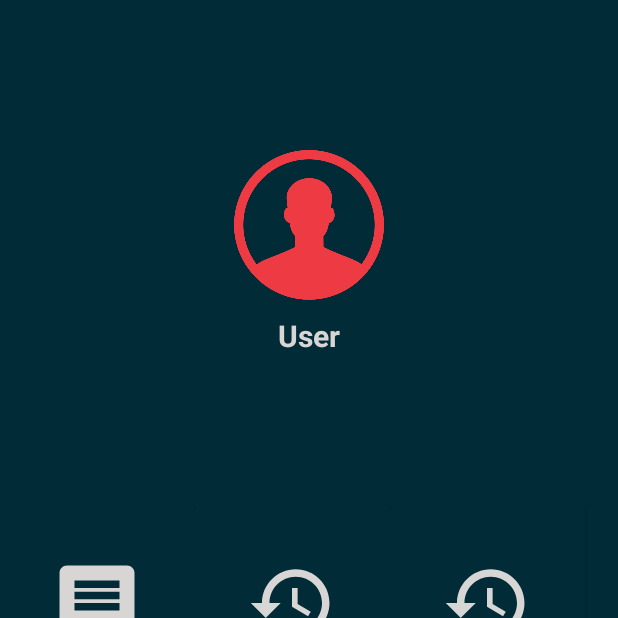
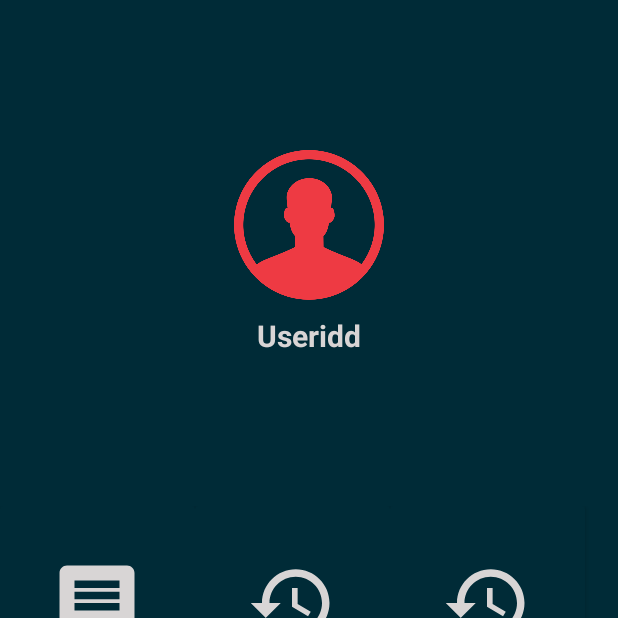
Before and after one commit to Ehsanullahsafdar/Tour, an Android app: the mainmenu screen opened directly, with no data from a screen before it, on a phone screen of 412 x 824 dp, the top half of it. Run offline under Robolectric (Android 15) with nearby library versions, the phone set to English and light mode, and no system bars.

Commit message:
Update activity_mainmenu.xml
up

```diff
--- a/app/src/main/res/layout/activity_mainmenu.xml
+++ b/app/src/main/res/layout/activity_mainmenu.xml
@@ -18,7 +18,7 @@
     <TextView
         android:layout_width="match_parent"
         android:layout_height="wrap_content"
-        android:text="User"
+        android:text="Useridd"
         android:textSize="20dp"
         android:layout_marginTop="10dp"
         android:textStyle="bold"
```
